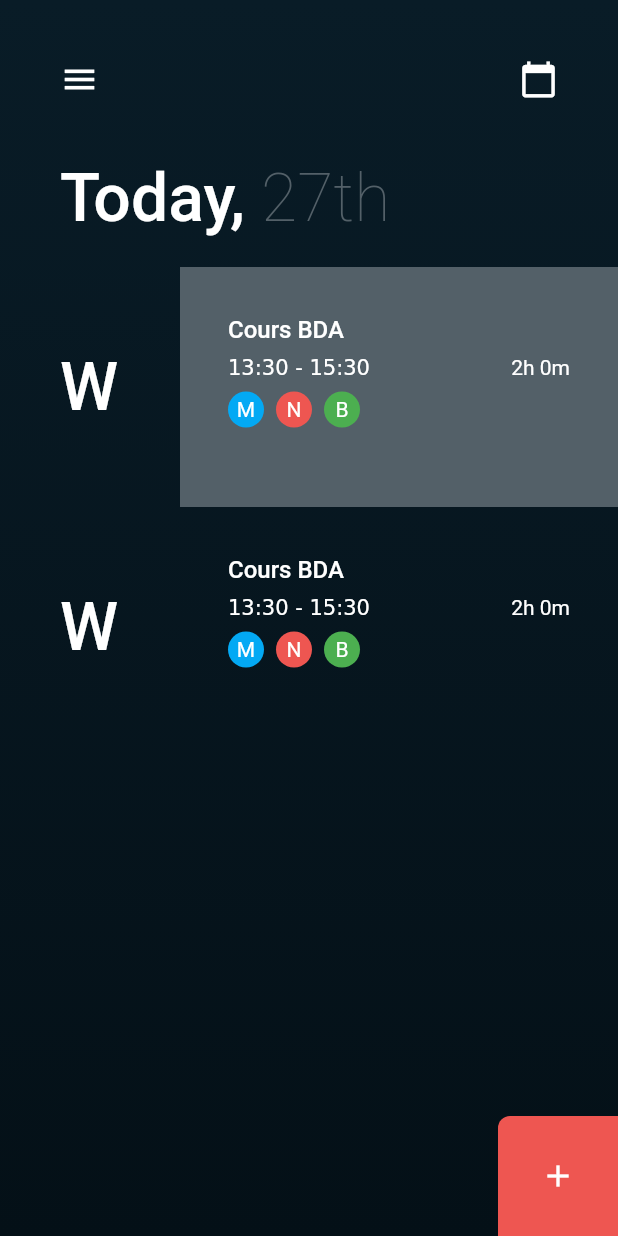
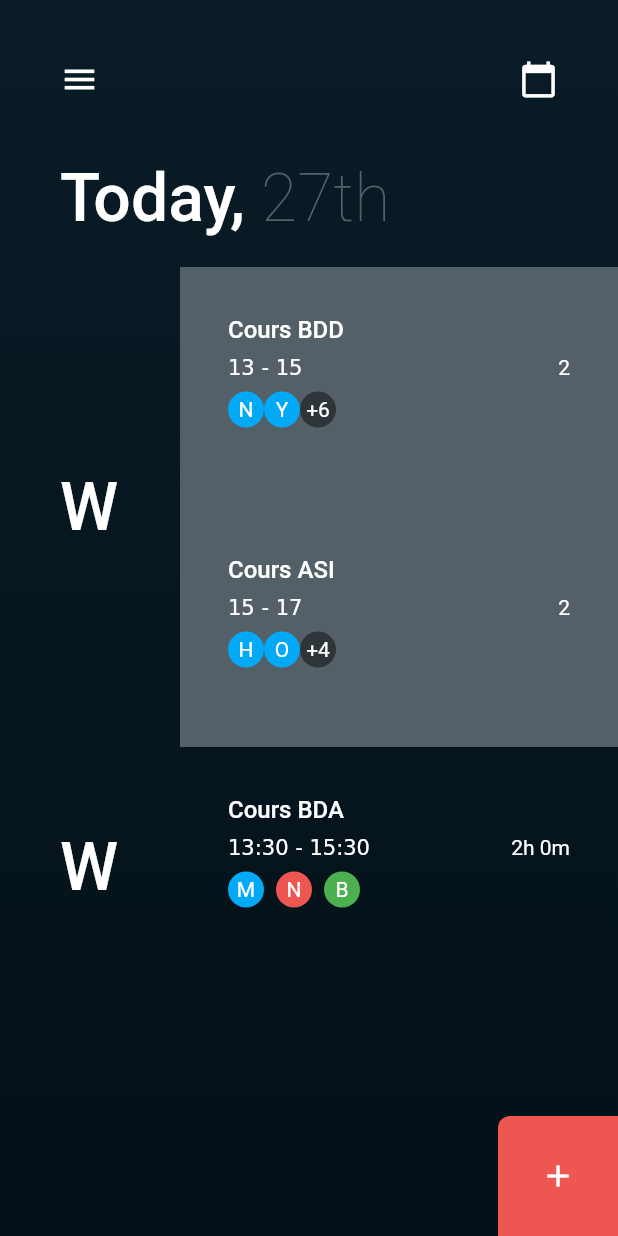
Before and after one commit to Majidbouikken/asi_gestion_absences, a Flutter app: the screen it shows after launch, on a phone screen of 412 x 824 dp. Run offline on Flutter 3.47's test engine with Material 2 defaults, Android fonts, the phone set to English and light mode, and no system bars; our stand-ins replace flutter_svg; Roboto replaces fonts that are missing (GothicA1); statements that could not run were skipped.

Commit message:
new computer, setting up and few tweeks

```diff
--- a/lib/main.dart
+++ b/lib/main.dart
@@ -1,11 +1,11 @@
 import 'package:asi_gestion_absences/controller/themeController.dart';
-import 'package:asi_gestion_absences/view/home_page.dart';
-import 'package:asi_gestion_absences/view/login_page.dart';
+import 'file:///C:/Users/Abdelmadjid/AndroidStudioProjects/asi_gestion_absences/lib/view/pages/home_page.dart';
+import 'file:///C:/Users/Abdelmadjid/AndroidStudioProjects/asi_gestion_absences/lib/view/pages/login_page.dart';
 import 'package:flutter/material.dart';
 import 'package:flutter/scheduler.dart';
 import 'package:provider/provider.dart';
 
-import 'view/login_page.dart';
+import 'view/pages/login_page.dart';
 
 void main(){
   // to prevent banding and color limitation to 32 bits
--- /dev/null
+++ b/lib/model/event.dart
@@ -0,0 +1,55 @@
+import 'student.dart';
+
+class Event {
+  String id;
+  String summary;
+  String description;
+  String location;
+  DateTime start;
+  DateTime end;
+  String hangoutLink;
+  List<Student> attendees;
+
+  Event(this.id, this.summary, this.description, this.location, this.start, this.end, this.hangoutLink, this.attendees);
+
+  // todo: to delete
+  // test list
+  static List<Event> testEvents = [
+    Event(
+      "1",
+      "Cours BDD",
+      "Modèle Relationel",
+      "AP1",
+      DateTime(2021, 3, 31, 13, 30),
+      DateTime(2021, 3, 31, 15, 30),
+      "url",
+      <Student>[
+        Student.testStudents[0],
+        Student.testStudents[1],
+        Student.testStudents[2],
+        Student.testStudents[3],
+        Student.testStudents[4],
+        Student.testStudents[5],
+        Student.testStudents[6],
+        Student.testStudents[7],
+      ],
+    ),
+    Event(
+      "2",
+      "Cours ASI",
+      "Archimate",
+      "A4",
+      DateTime(2021, 3, 31, 15, 40),
+      DateTime(2021, 3, 31, 17, 10),
+      "url",
+      <Student>[
+        Student.testStudents[7],
+        Student.testStudents[6],
+        Student.testStudents[5],
+        Student.testStudents[4],
+        Student.testStudents[3],
+        Student.testStudents[2],
+      ],
+    ),
+  ];
+}
--- /dev/null
+++ b/lib/model/student.dart
@@ -0,0 +1,32 @@
+class Student {
+  String id;
+  String email;
+  String displayName;
+
+  Student(this.id, this.email, this.displayName);
+
+  // todo: delete this list
+  // test list
+  static List<Student> testStudents = [
+    Student("1", "hm_sehdi@esi.dz", "Nassim Sehdi"),
+    Student("2", "hb_chergui@esi.dz", "Yacine Chergui"),
+    Student("3", "hm_said@esi.dz", "Said Kadri"),
+    Student("4", "hm_raiah@esi.dz", "Amine Raiah"),
+    Student("5", "hm_benmoussat@esi.dz", "Mouad Benmoussat"),
+    Student("6", "ha_tlili@esi.dz", "Abderrahman Errached Tlili"),
+    Student("7", "hs_taleb@esi.dz", "Oussama Taleb"),
+    Student("8", "hm_hamana@esi.dz", "Houcine Hamana"),
+  ];
+
+  static List<String> getEmails(List<Student> list) {
+    List<String> _list = [];
+    for(int i = 0; i < list.length; i++) _list.add(list[i].email);
+    return _list;
+  }
+
+  static List<String> getDisplayNames(List<Student> list) {
+    List<String> _list = [];
+    for(int i = 0; i < list.length; i++) _list.add(list[i].displayName);
+    return _list;
+  }
+}
--- a/lib/model/user.dart
+++ b/lib/model/user.dart
@@ -1,5 +1,5 @@
 class User {
-  int id;
+  String id;
   String firstName;
   String lastName;
   String email;
--- a/lib/view/home_page.dart
+++ b/lib/view/pages/home_page.dart
@@ -1,3 +1,5 @@
+import 'package:asi_gestion_absences/model/event.dart';
+import 'package:asi_gestion_absences/view/widgets/eventListWidget.dart';
 import 'package:flutter/cupertino.dart';
 import 'package:flutter/material.dart';
 
@@ -5,7 +7,6 @@ class HomePage extends StatelessWidget {
   @override
   Widget build(BuildContext context) {
     return Scaffold(
-        resizeToAvoidBottomPadding: false,
         body: Container(
           width: MediaQuery.of(context).size.width,
           height: MediaQuery.of(context).size.height,
@@ -66,80 +67,7 @@ class HomePage extends StatelessWidget {
                                     ])),
                           ),
                         ),
-                        Container(
-                          height: 160,
-                          width: MediaQuery.of(context).size.width - 120,
-                          padding: EdgeInsets.all(32),
-                          color: Theme.of(context).accentColor,
-                          child: Column(
-                            crossAxisAlignment: CrossAxisAlignment.start,
-                            children: [
-                              Text(
-                                'Cours BDA',
-                                style: Theme.of(context).textTheme.headline3,
-                              ),
-                              SizedBox(
-                                height: 8,
-                              ),
-                              Row(
-                                mainAxisAlignment:
-                                MainAxisAlignment.spaceBetween,
-                                children: [
-                                  RichText(
-                                      text: TextSpan(children: [
-                                        TextSpan(text: '13:30'),
-                                        TextSpan(text: ' - '),
-                                        TextSpan(text: '15:30')
-                                      ])),
-                                  Text('2h 0m')
-                                ],
-                              ),
-                              SizedBox(
-                                height: 8,
-                              ),
-                              Row(
-                                children: [
-                                  Container(
-                                    height: 24,
-                                    width: 24,
-                                    alignment: Alignment.center,
-                                    decoration: BoxDecoration(
-                                        color: Colors.lightBlue,
-                                        borderRadius:
-                                        BorderRadius.circular(12)),
-                                    child: Text('M'),
-                                  ),
-                                  SizedBox(
-                                    width: 8,
-                                  ),
-                                  Container(
-                                    height: 24,
-                                    width: 24,
-                                    alignment: Alignment.center,
-                                    decoration: BoxDecoration(
-                                        color: Theme.of(context).buttonColor,
-                                        borderRadius:
-                                        BorderRadius.circular(12)),
-                                    child: Text('N'),
-                                  ),
-                                  SizedBox(
-                                    width: 8,
-                                  ),
-                                  Container(
-                                    height: 24,
-                                    width: 24,
-                                    alignment: Alignment.center,
-                                    decoration: BoxDecoration(
-                                        color: Colors.green,
-                                        borderRadius:
-                                        BorderRadius.circular(12)),
-                                    child: Text('B'),
-                                  ),
-                                ],
-                              )
-                            ],
-                          ),
-                        )
+                        EventList(events: Event.testEvents,)
                       ],
                     ),
                     Row(
--- a/lib/view/login_page.dart
+++ b/lib/view/pages/login_page.dart
@@ -2,14 +2,13 @@ import 'package:asi_gestion_absences/view/widgets/asiButton.dart';
 import 'package:flutter/material.dart';
 import 'package:flutter_svg/svg.dart';
 
-import '../controller/themeController.dart';
-import 'widgets/editText.dart';
+import '../../controller/themeController.dart';
+import '../widgets/editText.dart';
 
 class LoginPage extends StatelessWidget {
   @override
   Widget build(BuildContext context) {
     return Scaffold(
-      resizeToAvoidBottomPadding: false,
       body: Container(
         width: MediaQuery.of(context).size.width,
         height: MediaQuery.of(context).size.height,
--- /dev/null
+++ b/lib/view/widgets/eventListWidget.dart
@@ -0,0 +1,90 @@
+import 'package:asi_gestion_absences/model/student.dart';
+import 'package:flutter/material.dart';
+import '../../model/event.dart';
+
+class EventList extends StatelessWidget {
+  final List<Event> events;
+
+  const EventList({Key key, this.events}) : super(key: key);
+
+  @override
+  Widget build(BuildContext context) {
+    return Column(
+      children: _eventListBuilder(context, events),
+    );
+  }
+
+  // returns a list of widgets to display Events horizontally
+  List<Widget> _eventListBuilder(BuildContext context, List<Event> list) {
+    List<Widget> _list = [];
+    for (int i = 0; i < list.length; i++) {
+      _list.add(Container(
+        height: 160,
+        width: MediaQuery.of(context).size.width - 120,
+        padding: EdgeInsets.all(32),
+        color: Theme.of(context).accentColor,
+        child: Column(
+          crossAxisAlignment: CrossAxisAlignment.start,
+          children: [
+            Text(
+              list[i].summary,
+              style: Theme.of(context).textTheme.headline3,
+            ),
+            SizedBox(
+              height: 8,
+            ),
+            Row(
+              mainAxisAlignment: MainAxisAlignment.spaceBetween,
+              children: [
+                RichText(
+                    text: TextSpan(children: [
+                  TextSpan(text: list[i].start.hour.toString()),
+                  TextSpan(text: ' - '),
+                  TextSpan(text: list[i].end.hour.toString())
+                ])),
+                Text((list[i].end.hour - list[i].start.hour).toString())
+              ],
+            ),
+            SizedBox(
+              height: 8,
+            ),
+            Row(
+              children: _studentsAvatarsBuilder(
+                  Student.getDisplayNames(list[i].attendees), 2),
+            )
+          ],
+        ),
+      ));
+    }
+    return _list;
+  }
+
+  // returns a list of widgets to display Events horizontally
+  List<Widget> _studentsAvatarsBuilder(List<String> list, int maxDisplay) {
+    List<Widget> _list = [];
+    for (int i = 0; (i < list.length) && (i < maxDisplay); i++) {
+      _list.add(
+        Container(
+          height: 24,
+          width: 24,
+          alignment: Alignment.center,
+          decoration: BoxDecoration(
+              color: Colors.lightBlue, borderRadius: BorderRadius.circular(12)),
+          child: Text(list[i].substring(0, 1)),
+        ),
+      );
+    }
+    if (maxDisplay < list.length)
+      _list.add(
+        Container(
+          height: 24,
+          width: 24,
+          alignment: Alignment.center,
+          decoration: BoxDecoration(
+              color: Colors.black45, borderRadius: BorderRadius.circular(12)),
+          child: Text("+" + (list.length - maxDisplay).toString()),
+        ),
+      );
+    return _list;
+  }
+}
--- a/pubspec.yaml
+++ b/pubspec.yaml
@@ -23,8 +23,8 @@ environment:
 dependencies:
   flutter:
     sdk: flutter
-  provider: ^4.3.3
-  flutter_svg: ^0.19.0
+  provider: ^5.0.0
+  flutter_svg: ^0.19.3
 
 
   # The following adds the Cupertino Icons font to your application.
```
Also changed, not shown: pubspec.lock.
